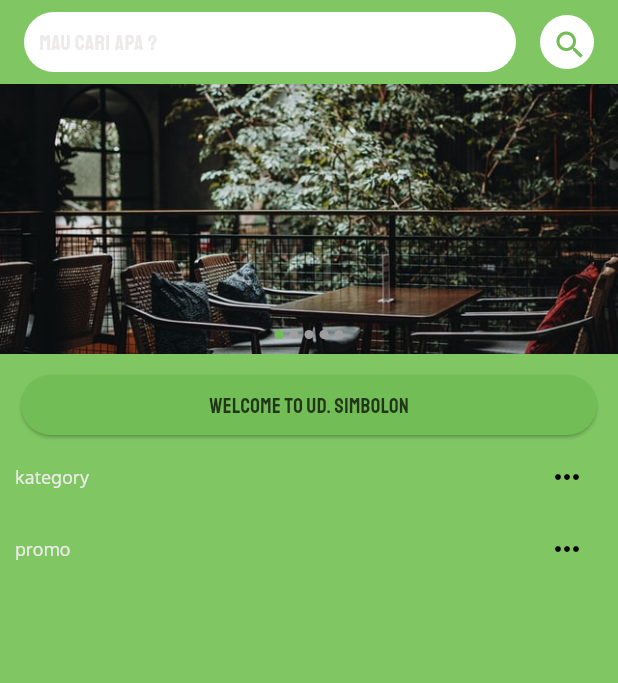
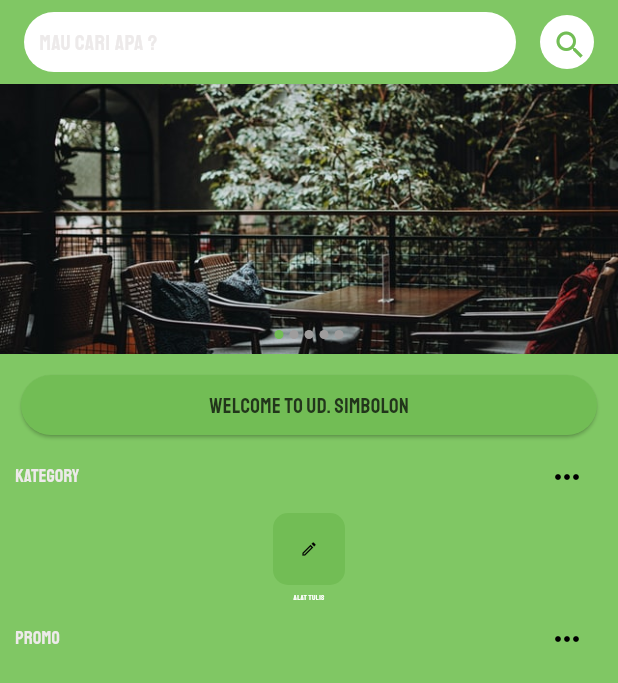
Before and after one commit to jonrysimbolon/ud_simbolon, a Flutter app: the screen it shows after launch, on a phone screen of 412 x 824 dp. Shown: the top 683 px of the screen. Run offline on Flutter 3.47's test engine with Material 2 defaults, Android fonts, the phone set to English and light mode, and no system bars; drawn by our look-alikes of flutter_image_slideshow.

Commit message:
progress for menu

```diff
--- a/lib/main.dart
+++ b/lib/main.dart
@@ -1,6 +1,8 @@
 import 'package:flutter/material.dart';
 import 'package:ud_simbolon/header_component.dart';
 import 'package:ud_simbolon/image_slider_component.dart';
+import 'package:ud_simbolon/menu_component.dart';
+import 'package:ud_simbolon/promo_component.dart';
 import 'package:ud_simbolon/title_component.dart';
 import 'package:ud_simbolon/utils.dart';
 import 'package:ud_simbolon/welcome_component.dart';
@@ -96,8 +98,9 @@
             ImageSliderComponent(images: images),
             const WelcomeComponent(),
             TitleComponent(title: 'kategory', click: () {}),
-
-            TitleComponent(title: 'promo', click: () {})
+            const MenuComponent(),
+            TitleComponent(title: 'promo', click: () {}),
+            const PromoComponent(),
           ]),
         ));
   }
--- a/lib/menu_component.dart
+++ b/lib/menu_component.dart
@@ -0,0 +1,43 @@
+import 'package:flutter/material.dart';
+import 'package:ud_simbolon/utils.dart';
+
+class MenuComponent extends StatelessWidget {
+  const MenuComponent({super.key});
+
+  @override
+  Widget build(BuildContext context) {
+    return itemMenu('Alat tulis', Icons.edit_outlined, () {
+      showAlert(context, 'Alat tulis');
+    });
+  }
+
+  Widget itemMenu(
+    String label,
+    IconData iconData,
+    Function() click,
+  ) {
+    return Column(
+      children: [
+        Container(
+          decoration: BoxDecoration(
+              color: cardColor, borderRadius: BorderRadius.circular(10)),
+          child: IconButton(
+              onPressed: click,
+              iconSize: 12,
+              icon: Icon(
+                iconData,
+                color: Colors.black,
+              )),
+        ),
+        Padding(
+          padding: const EdgeInsets.only(top: 5),
+          child: Text(
+            label,
+            style: const TextStyle(
+                fontFamily: fontTitleStr, fontSize: 5, color: Colors.white),
+          ),
+        )
+      ],
+    );
+  }
+}
--- a/lib/promo_component.dart
+++ b/lib/promo_component.dart
@@ -0,0 +1,10 @@
+import 'package:flutter/material.dart';
+
+class PromoComponent extends StatelessWidget {
+  const PromoComponent({super.key});
+
+  @override
+  Widget build(BuildContext context) {
+    return const Center();
+  }
+}
--- a/lib/title_component.dart
+++ b/lib/title_component.dart
@@ -24,7 +24,7 @@
           Text(
             _title,
             style: const TextStyle(
-                fontFamily: fontDescStr, color: labelColor, fontSize: 12),
+                fontFamily: fontTitleStr, color: labelColor, fontSize: 12),
           ),
           IconButton(
             onPressed: _click,
```
